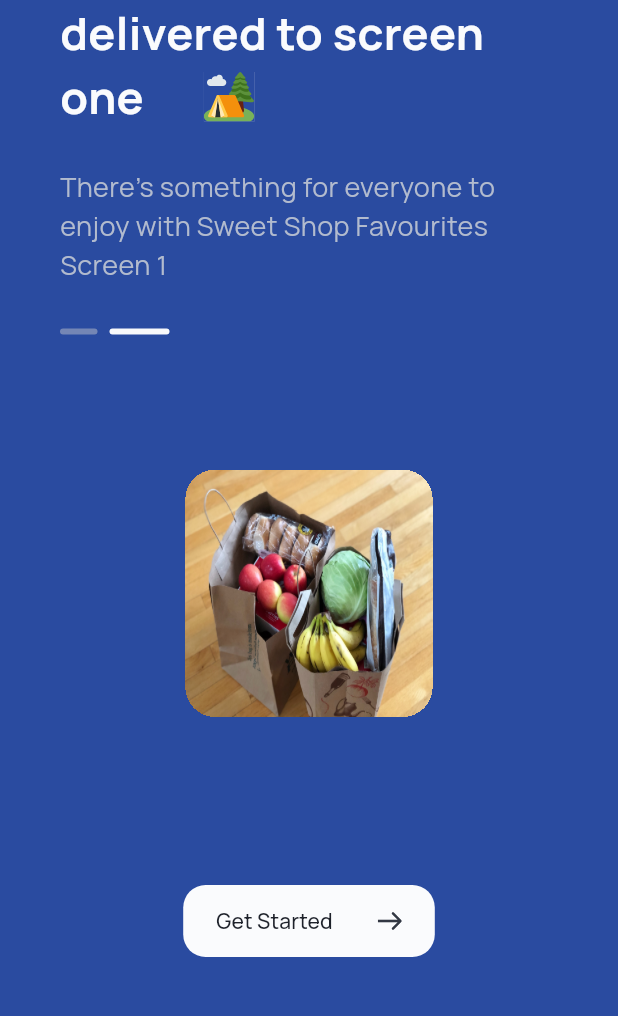
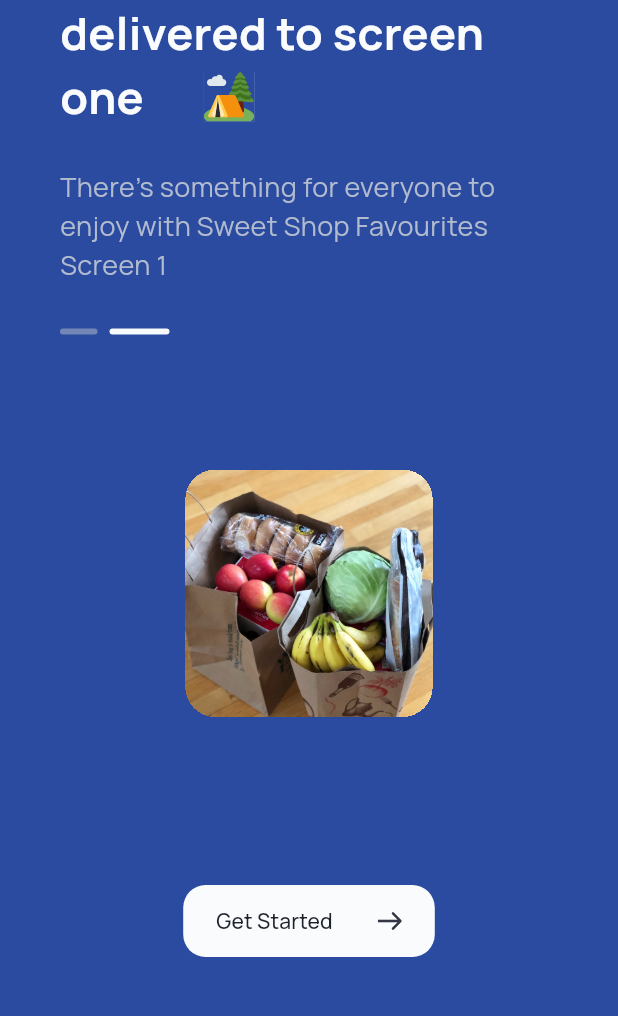
Before and after one commit to JazebJaved468/shop_app_flutter, a Flutter app: the Screen1 screen opened directly, on a phone screen of 412 x 824 dp, the part 219-1235 px from its top. Run offline on Flutter 3.47's test engine with Material 2 defaults, Android fonts, the phone set to English and light mode, and no system bars; our stand-ins replace flutter_svg.

Commit message:
screen 2 half done

```diff
--- /dev/null
+++ b/lib/constants/global_constants.dart
@@ -0,0 +1,10 @@
+import 'package:flutter/material.dart';
+
+class GlobalColors {
+  static Color primaryBackground = Color(0xff2A4BA0);
+  static Color primaryHeading= Color(0xffFAFBFD);
+  static Color primaryTitle= Color(0xff1E222B);
+  static Color productCardBackground= Color(0xffF8F9FB);
+
+
+}
--- a/lib/main.dart
+++ b/lib/main.dart
@@ -1,5 +1,6 @@
 import 'package:flutter/material.dart';
 import 'package:shopping_app/screens/screen1/screen1.dart';
+import 'package:shopping_app/screens/screen2/screen2.dart';
 
 void main() {
   runApp(const MyApp());
@@ -18,7 +19,7 @@ class MyApp extends StatelessWidget {
         fontFamily: "Manrope",
         useMaterial3: true,
       ),
-      home: const Screen1(),
+      home: const Screen2(),
     );
   }
 }
--- a/lib/screens/screen1/constants/screen1_constants.dart
+++ b/lib/screens/screen1/constants/screen1_constants.dart
@@ -1,8 +1,7 @@
 import 'package:flutter/material.dart';
+import 'package:shopping_app/constants/global_constants.dart';
 
-class ConstantColors {
-  static Color background = Color(0xff2A4BA0);
-  static Color headingColor = Color(0xffFAFBFD);
+class ConstantColors_Screen1 {
   static Color descriptionColor = Color(0xffB2BBCE);
   static Color buttonBackground = Color(0xffFAFBFD);
   static Color buttonText = Color(0xff1E222B);
@@ -10,17 +9,17 @@ class ConstantColors {
   static Color sliderSecondaryColor = Color(0xffF8F9FB);
 }
 
-class ConstantImagePaths {
+class ConstantImagePaths_Screen1 {
   static String imagePage1 = "assets/images/screen1_img1.jpg";
   static String imagePage2 = "assets/images/screen1_img3.jpg";
 }
 
-class ConstantSVGPaths {
+class ConstantSVGPaths_Screen1 {
   static String buttonSVG = "assets/icons/arrow.svg";
   static String headingSVG = "assets/icons/Emoji.svg";
 }
 
-class ConstantTexts {
+class ConstantTexts_Screen1 {
   static String headingTextLine1_page1 = "Your holiday";
   static String headingTextLine2_page1 = "shopping";
   static String headingTextLine3_page1 = "delivered to Screen";
@@ -31,9 +30,9 @@ class ConstantTexts {
   static String buttonText = "Get Started";
 }
 
-class ConstantStyles {
+class ConstantStyles_Screen1 {
   static TextStyle headingStyle = TextStyle(
-      color: ConstantColors.headingColor,
+      color: GlobalColors.primaryHeading,
       fontWeight: FontWeight.w700,
       fontSize: 30);
 }
--- a/lib/screens/screen1/screen1.dart
+++ b/lib/screens/screen1/screen1.dart
@@ -1,4 +1,5 @@
 import 'package:flutter/material.dart';
+import 'package:shopping_app/constants/global_constants.dart';
 import 'package:shopping_app/screens/screen1/constants/screen1_constants.dart';
 import 'package:shopping_app/screens/screen1/widgets/custom_button.dart';
 import 'package:shopping_app/screens/screen1/widgets/custom_description.dart';
@@ -16,8 +17,8 @@ class Screen1 extends StatelessWidget {
         children: [
           // 1st Page of Screen 1
           Container(
-            padding: EdgeInsets.all(40),
-            color: ConstantColors.background,
+            padding: const EdgeInsets.all(40),
+            color: GlobalColors.primaryBackground,
             child: SafeArea(
               child: Column(
                 children: [
@@ -27,11 +28,11 @@ class Screen1 extends StatelessWidget {
                     textLine2: "shopping",
                     textLine3: "delivered to screen",
                     textLine4: "one",
-                    svgPath: ConstantSVGPaths.headingSVG,
+                    svgPath: ConstantSVGPaths_Screen1.headingSVG,
                   ),
 
                   // Description
-                  CustomDescription(text: ConstantTexts.descriptionText),
+                  CustomDescription(text: ConstantTexts_Screen1.descriptionText),
 
                   //Slider
                   Row(
@@ -39,16 +40,16 @@ class Screen1 extends StatelessWidget {
                       CustomSlidingLine(
                         lineWidth: 25,
                         lineHeight: 4,
-                        lineColor: ConstantColors.sliderPrimaryColor,
+                        lineColor: ConstantColors_Screen1.sliderPrimaryColor,
                         lineBorderRadius: 30,
                       ),
-                      SizedBox(
+                      const SizedBox(
                         width: 8,
                       ),
                       CustomSlidingLine(
                         lineWidth: 40,
                         lineHeight: 4,
-                        lineColor: ConstantColors.sliderSecondaryColor,
+                        lineColor: ConstantColors_Screen1.sliderSecondaryColor,
                         lineBorderRadius: 30,
                       ),
                     ],
@@ -56,7 +57,7 @@ class Screen1 extends StatelessWidget {
 
                   // Image
                   CustomImage(
-                    imgPath: ConstantImagePaths.imagePage1,
+                    imgPath: ConstantImagePaths_Screen1.imagePage1,
                     imgWidth: 165,
                     imgHeight: 165,
                     borderRadius: 20,
@@ -67,9 +68,9 @@ class Screen1 extends StatelessWidget {
 
                   // Get started Button
                   CustomButton(
-                    text: ConstantTexts.buttonText,
-                    backgroundColor: ConstantColors.buttonBackground,
-                    textColor: ConstantColors.buttonText,
+                    text: ConstantTexts_Screen1.buttonText,
+                    backgroundColor: ConstantColors_Screen1.buttonBackground,
+                    textColor: ConstantColors_Screen1.buttonText,
                     horizontalPadding: 10,
                     verticalPadding: 0,
                     svgSize: 16,
@@ -82,22 +83,22 @@ class Screen1 extends StatelessWidget {
 
           // 2nd Page of Screen 1
           Container(
-            padding: EdgeInsets.all(40),
-            color: ConstantColors.background,
+            padding: const EdgeInsets.all(40),
+            color: GlobalColors.primaryBackground,
             child: SafeArea(
               child: Column(
                 children: [
                   //Heading
                   CustomHeading(
-                    textLine1: ConstantTexts.headingTextLine1_page1,
-                    textLine2: ConstantTexts.headingTextLine2_page1,
-                    textLine3: ConstantTexts.headingTextLine3_page1,
-                    textLine4: ConstantTexts.headingTextLine4_page1,
-                    svgPath: ConstantSVGPaths.headingSVG,
+                    textLine1: ConstantTexts_Screen1.headingTextLine1_page1,
+                    textLine2: ConstantTexts_Screen1.headingTextLine2_page1,
+                    textLine3: ConstantTexts_Screen1.headingTextLine3_page1,
+                    textLine4: ConstantTexts_Screen1.headingTextLine4_page1,
+                    svgPath: ConstantSVGPaths_Screen1.headingSVG,
                   ),
 
                   // Description
-                  CustomDescription(text: ConstantTexts.descriptionText),
+                  CustomDescription(text: ConstantTexts_Screen1.descriptionText),
 
                   //Slider
                   Row(
@@ -105,16 +106,16 @@ class Screen1 extends StatelessWidget {
                       CustomSlidingLine(
                         lineWidth: 40,
                         lineHeight: 4,
-                        lineColor: ConstantColors.sliderSecondaryColor,
+                        lineColor: ConstantColors_Screen1.sliderSecondaryColor,
                         lineBorderRadius: 30,
                       ),
-                      SizedBox(
+                      const SizedBox(
                         width: 8,
                       ),
                       CustomSlidingLine(
                         lineWidth: 25,
                         lineHeight: 4,
-                        lineColor: ConstantColors.sliderPrimaryColor,
+                        lineColor: ConstantColors_Screen1.sliderPrimaryColor,
                         lineBorderRadius: 30,
                       ),
                     ],
@@ -122,7 +123,7 @@ class Screen1 extends StatelessWidget {
 
                   // Image
                   CustomImage(
-                    imgPath: ConstantImagePaths.imagePage2,
+                    imgPath: ConstantImagePaths_Screen1.imagePage2,
                     imgWidth: 165,
                     borderRadius: 20,
                     imgHeight: 165,
@@ -133,9 +134,9 @@ class Screen1 extends StatelessWidget {
 
                   // Get started Button
                   CustomButton(
-                    text: ConstantTexts.buttonText,
-                    backgroundColor: ConstantColors.buttonBackground,
-                    textColor: ConstantColors.buttonText,
+                    text: ConstantTexts_Screen1.buttonText,
+                    backgroundColor: ConstantColors_Screen1.buttonBackground,
+                    textColor: ConstantColors_Screen1.buttonText,
                     horizontalPadding: 10,
                     verticalPadding: 0,
                     svgSize: 16,
--- a/lib/screens/screen1/widgets/custom_button.dart
+++ b/lib/screens/screen1/widgets/custom_button.dart
@@ -1,6 +1,7 @@
 import 'package:flutter/material.dart';
 import 'package:flutter_svg/flutter_svg.dart';
 import 'package:shopping_app/screens/screen1/constants/screen1_constants.dart';
+import 'package:shopping_app/screens/screen2/screen2.dart';
 
 class CustomButton extends StatelessWidget {
   final String text;
@@ -34,7 +35,10 @@ class CustomButton extends StatelessWidget {
       ),
       child: TextButton(
         onPressed: () {
-
+          Navigator.pushReplacement(
+            context,
+            MaterialPageRoute(builder: (context) => const Screen2()),
+          );
         },
         child: Wrap(
           crossAxisAlignment: WrapCrossAlignment.center,
@@ -47,7 +51,7 @@ class CustomButton extends StatelessWidget {
               width: 30,
             ),
             SvgPicture.asset(
-              svgPath ?? ConstantSVGPaths.buttonSVG,
+              svgPath ?? ConstantSVGPaths_Screen1.buttonSVG,
               width: svgSize ?? 16,
             ),
           ],
--- a/lib/screens/screen1/widgets/custom_description.dart
+++ b/lib/screens/screen1/widgets/custom_description.dart
@@ -17,7 +17,7 @@ class CustomDescription extends StatelessWidget {
         text,
         style: TextStyle(
             fontSize: textSize ?? 18,
-            color: textColor ?? ConstantColors.descriptionColor,
+            color: textColor ?? ConstantColors_Screen1.descriptionColor,
             fontWeight: textWeight ?? FontWeight.w400,),
       ),
     );
--- a/lib/screens/screen1/widgets/custom_heading.dart
+++ b/lib/screens/screen1/widgets/custom_heading.dart
@@ -27,27 +27,27 @@ class CustomHeading extends StatelessWidget {
         children: [
           Text(
             textLine1,
-            style: ConstantStyles.headingStyle,
+            style: ConstantStyles_Screen1.headingStyle,
           ),
           Text(
             textLine2,
-            style: ConstantStyles.headingStyle,
+            style: ConstantStyles_Screen1.headingStyle,
           ),
           Text(
             textLine3,
-            style: ConstantStyles.headingStyle,
+            style: ConstantStyles_Screen1.headingStyle,
           ),
           Row(
             crossAxisAlignment: CrossAxisAlignment.center,
             children: [
               Text(
                 textLine4,
-                style: ConstantStyles.headingStyle,
+                style: ConstantStyles_Screen1.headingStyle,
               ),
               SizedBox(
                 width: 40,
               ),
-              SvgPicture.asset(svgPath ?? ConstantSVGPaths.headingSVG),
+              SvgPicture.asset(svgPath ?? ConstantSVGPaths_Screen1.headingSVG),
             ],
           ),
         ],
--- a/lib/screens/screen1/widgets/custom_image.dart
+++ b/lib/screens/screen1/widgets/custom_image.dart
@@ -21,7 +21,7 @@ class CustomImage extends StatelessWidget {
         clipBehavior: Clip.hardEdge,
         borderRadius: BorderRadius.circular(20),
         child: Image(
-          fit: BoxFit.fill,
+          fit: BoxFit.cover,
           width: imgWidth ?? 200,
           height: imgHeight,
           image: AssetImage(imgPath),
```
Also changed, not shown: lib/screens/screen2/constants/screen2_constants.dart (added, +91 -0 lines), lib/screens/screen2/rough.dart (added, +12 -0 lines), lib/screens/screen2/screen2.dart (added, +114 -0 lines), lib/screens/screen2/widgets/custom_discount_cards.dart (added, +88 -0 lines), lib/screens/screen2/widgets/custom_drop_down.dart (added, +51 -0 lines), lib/screens/screen2/widgets/custom_recommended_products.dart (added, +78 -0 lines), assets/icons/bags.svg (added), assets/icons/search.svg (added), assets/images/discount2.jpg (added), assets/images/discount3.jpg (added), lib/screens/screen2/widgets/custom_card.dart (added), 1 other file.
